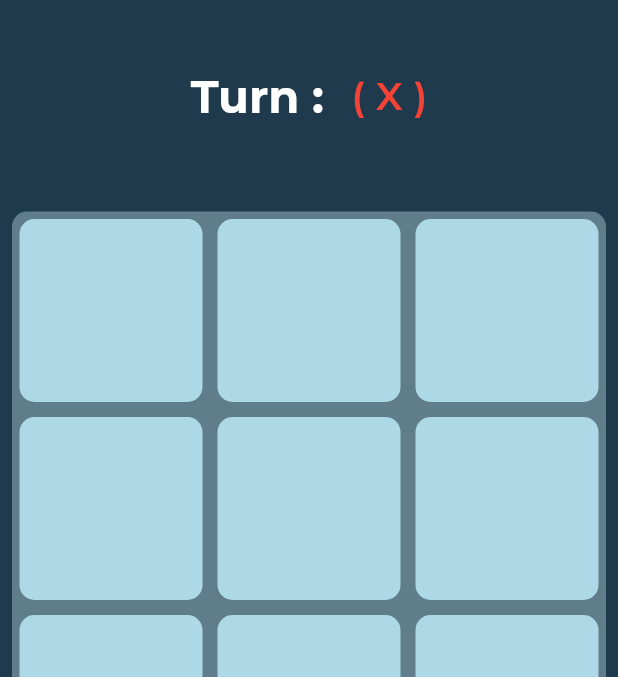
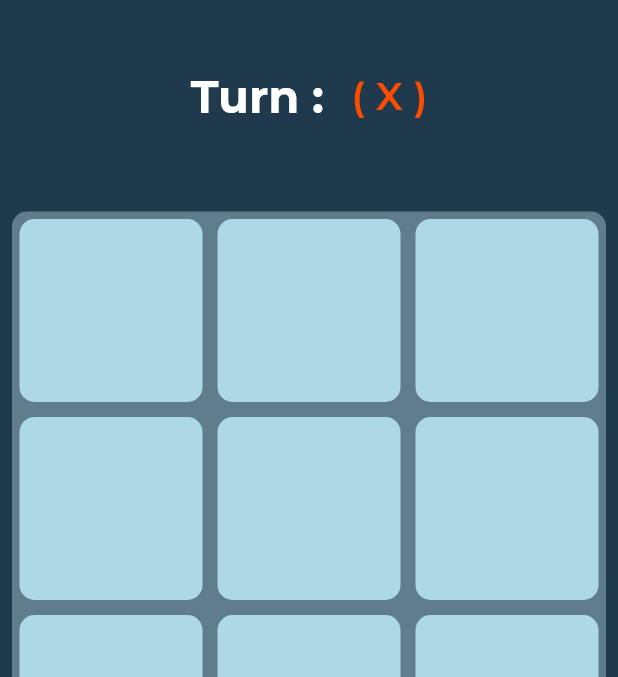
Before and after one commit to Shashank-Sahu8/Tic-Tac-Toe, a Flutter app: the gamepage screen opened directly with empty values, on a phone screen of 412 x 824 dp, the part 48-725 px from its top. Run offline on Flutter 3.47's test engine with Material 2 defaults, Android fonts, the light colour scheme and no system bars; our stand-ins replace awesome_dialog, cloud_firestore, dotted_border, firebase_auth, firebase_core, firebase_storage and 5 more; missing offline and left inert: easy_count_timer; accounts and stored records are empty.

Commit message:
Tic Tac Toe

```diff
--- a/lib/game_page.dart
+++ b/lib/game_page.dart
@@ -217,7 +217,7 @@ class _gamepageState extends State<gamepage> {
                     style: GoogleFonts.montserrat(color: Colors.white,fontSize: 26,fontWeight: FontWeight.w600),
                 ),
                 SizedBox(width:10 ,),
-                Text("( $_currentplayer )",style: GoogleFonts.montserrat(color: _currentplayer=="X"?Colors.red:Colors.black,fontSize: 26,fontWeight: FontWeight.w600),)
+                Text("( $_currentplayer )",style: GoogleFonts.montserrat(color: _currentplayer=="X"?Color(0xffff4d00):Colors.green,fontSize: 26,fontWeight: FontWeight.w600),)
               ],),
             ),
 
```
